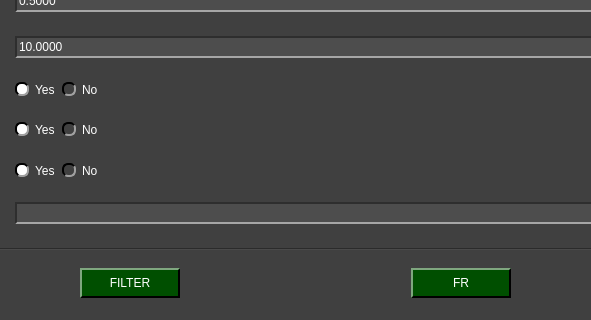
First picture: the form in pydaq/uis/PYDAQ_Digital_filterss_NIDAQ_widget.ui, repository viniciusfs14/pydaq-1, before the edit; both pictures show x 165 to 756 and y 229 to 549 of the 922 by 549 pixel window.
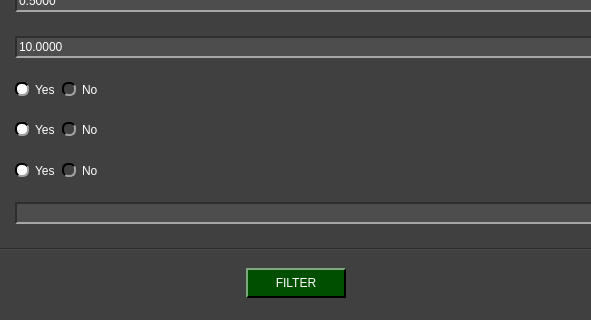
Second picture: the form after the edit. Icons and pictures are not drawn.

Diff of the .ui file:
```diff
--- a/pydaq/uis/PYDAQ_Digital_filterss_NIDAQ_widget.ui
+++ b/pydaq/uis/PYDAQ_Digital_filterss_NIDAQ_widget.ui
@@ -253,6 +253,45 @@
 	border: 2px solid rgb(255, 255, 255);
 }
 
+QDoubleSpinBox::up-button{
+    image: url(:/imgs/imgs/drop_up_arrow.png);
+	width: 11px;
+
+	background-color: rgb(0, 79, 0);
+	border-top: 1.5px solid rgb(127, 167, 127);
+	border-left: 1.5px solid rgb(127, 167, 127);
+
+	border-bottom: 1.5px solid rgb(0, 0, 0);
+	border-right: 1.5px solid rgb(0, 0, 0);
+}
+
+QDoubleSpinBox::up-button:pressed{
+	border: 2px solid rgb(255, 255, 255);
+}
+
+QDoubleSpinBox::up-button:hover{
+	background-color: rgb(0, 50, 0);
+}
+
+QDoubleSpinBox::down-button{
+    image: url(:/imgs/imgs/drop_down_arrow.png);
+	width: 11px;
+
+	background-color: rgb(0, 79, 0);
+	border-top: 1.5px solid rgb(127, 167, 127);
+	border-left: 1.5px solid rgb(127, 167, 127);
+
+	border-bottom: 1.5px solid rgb(0, 0, 0);
+	border-right: 1.5px solid rgb(0, 0, 0);
+}
+
+QDoubleSpinBox::down-button:pressed{
+	border: 2px solid rgb(255, 255, 255);
+}
+
+QDoubleSpinBox::down-button:hover{
+	background-color: rgb(0, 50, 0);
+}
 </string>
   </property>
   <layout class="QGridLayout" name="gridLayout">
@@ -278,25 +317,6 @@
         </property>
        </widget>
       </item>
-      <item row="0" column="1">
-       <widget class="QPushButton" name="fr_button">
-        <property name="minimumSize">
-         <size>
-          <width>0</width>
-          <height>30</height>
-         </size>
-        </property>
-        <property name="maximumSize">
-         <size>
-          <width>100</width>
-          <height>30</height>
-         </size>
-        </property>
-        <property name="text">
-         <string>FR</string>
-        </property>
-       </widget>
-      </item>
      </layout>
     </widget>
    </item>
```
Left out of the diff: 34 changed lines with no effect on the pictures.
